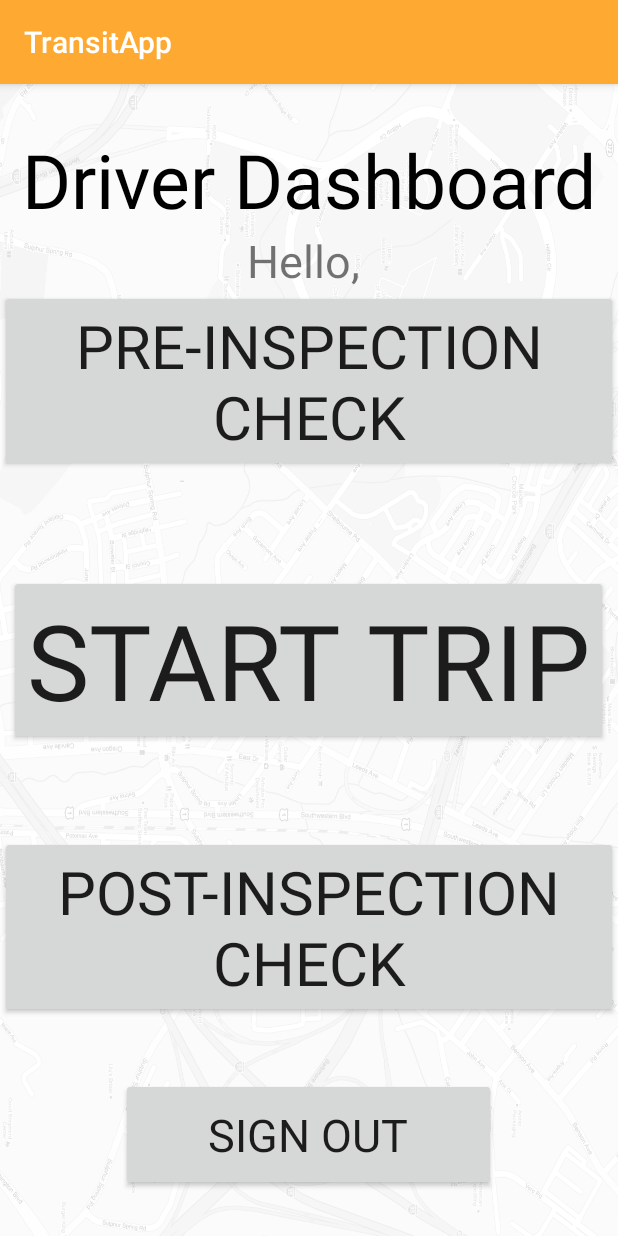
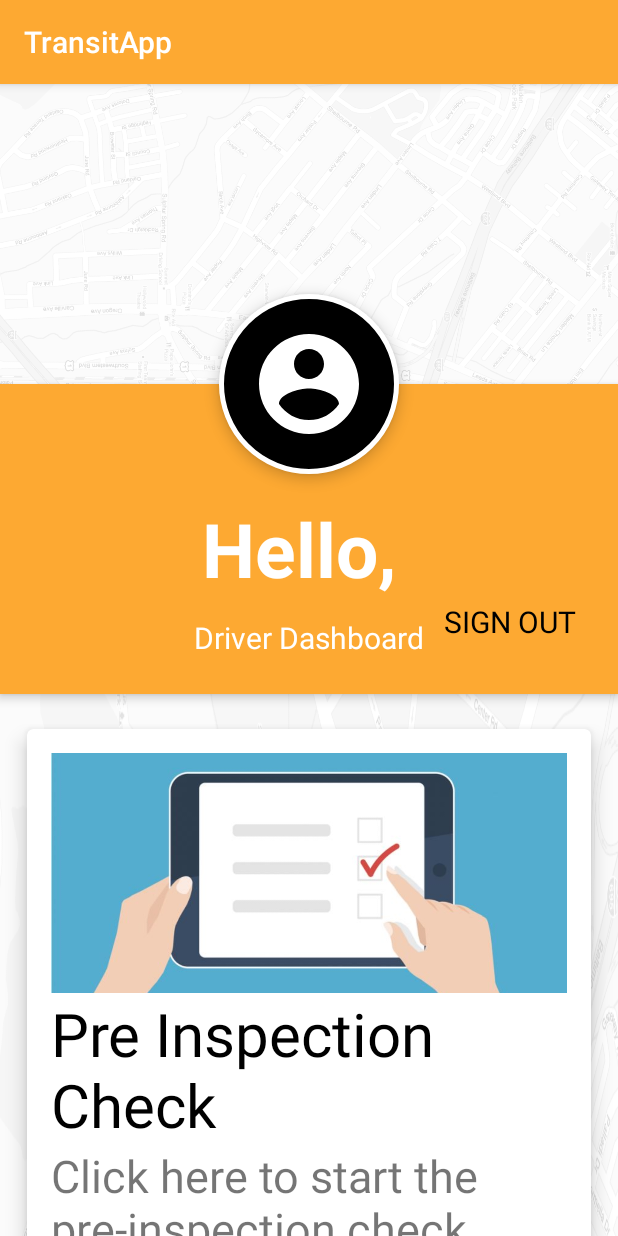
Before and after one commit to kushalmehta13/TransitApp, an Android app: the screen it shows after launch once a user with an empty profile is signed in (DriverDashboard), on a phone screen of 412 x 824 dp. Run offline under Robolectric (Android 15) with nearby library versions, the phone set to English and light mode, and no system bars; our stand-ins replace Firebase (no records; nobody signed in at launch, a user with empty details on screens opened directly); libraries missing offline, so code that uses them is left out: com.firebase.ui.

Commit message:
Revamed Dashboard UI and pre-inspection check UI. Material Design incorporated.

```diff
--- a/app/build.gradle
+++ b/app/build.gradle
@@ -26,6 +26,7 @@ dependencies {
     implementation fileTree(dir: 'libs', include: ['*.jar'])
     implementation 'com.android.support:appcompat-v7:28.0.0'
     implementation 'com.android.support:design:28.0.0'
+    implementation 'com.android.support:cardview-v7:28.0.0'
     implementation 'com.google.firebase:firebase-firestore:17.1.0'
     implementation 'com.google.firebase:firebase-auth:16.1.0'
     implementation 'com.firebaseui:firebase-ui-auth:4.3.1'
--- a/app/src/main/java/com/example/transitapp/DriverDashboard.java
+++ b/app/src/main/java/com/example/transitapp/DriverDashboard.java
@@ -9,6 +9,7 @@ import android.os.Build;
 import android.support.annotation.NonNull;
 import android.support.v7.app.AppCompatActivity;
 import android.os.Bundle;
+import android.support.v7.widget.CardView;
 import android.support.v7.widget.DialogTitle;
 import android.util.Log;
 import android.view.Gravity;
@@ -39,7 +40,12 @@ public class DriverDashboard extends AppCompatActivity implements View.OnClickLi
     private Button signOut;
     private Intent login;
     private Intent preInspectionIntent;
-    private Button preInspection;
+    private CardView preInspection;
+    private boolean preInspectionClicked = false;
+    private boolean postInspection = false;
+    private Button editPreinspection;
+    private Button editPostInspection;
+//    private Button preInspection;
     private Button beginInspection;
     private RelativeLayout layout;
     private RelativeLayout mainLayout;
@@ -51,12 +57,16 @@ public class DriverDashboard extends AppCompatActivity implements View.OnClickLi
     @Override
     protected void onCreate(Bundle savedInstanceState) {
         super.onCreate(savedInstanceState);
-        setContentView(R.layout.activity_driver_dashboard);
-
+//        setContentView(R.layout.activity_driver_dashboard);
+        setContentView(R.layout.material_driver_dashboard);
         login = new Intent(this, FirebaseUIActivity.class);
         signOut = findViewById(R.id.signOut);
-        preInspection = findViewById(R.id.pre_insp_check);
+        preInspection = findViewById(R.id.pres_inspec_card_view);
         signOut.setOnClickListener(this);
+        editPreinspection = findViewById(R.id.preInsepctionEdit);
+        if(!preInspectionClicked){
+            editPreinspection.setVisibility(View.GONE);
+        }
         preInspection.setOnClickListener(this);
         driverName = findViewById(R.id.driver_name);
         parent = findViewById(R.id.driverDashboard);
@@ -77,7 +87,8 @@ public class DriverDashboard extends AppCompatActivity implements View.OnClickLi
                 }
             });
                     break;
-            case R.id.pre_insp_check:
+            case R.id.pres_inspec_card_view:
+                preInspectionClicked = true;
                 final Dialog dialog = new Dialog(DriverDashboard.this, R.style.Dialog);
                 dialog.setContentView(R.layout.busn_number_dialog);
                 dialog.setTitle("Select Bus Number");
@@ -94,6 +105,7 @@ public class DriverDashboard extends AppCompatActivity implements View.OnClickLi
                     @Override
                     public void onClick(View v) {
                         preInspectionIntent = new Intent(DriverDashboard.this, PreInspectionActivity.class);
+                        editPreinspection.setVisibility(View.VISIBLE);
                         startActivity(preInspectionIntent);
                         dialog.dismiss();
                     }
--- a/app/src/main/java/com/example/transitapp/EngineAndFluidFragment.java
+++ b/app/src/main/java/com/example/transitapp/EngineAndFluidFragment.java
@@ -6,6 +6,7 @@ import android.support.annotation.NonNull;
 import android.support.annotation.Nullable;
 import android.support.annotation.RequiresApi;
 import android.support.v4.app.Fragment;
+import android.support.v7.widget.CardView;
 import android.text.InputType;
 import android.view.LayoutInflater;
 import android.view.View;
@@ -21,6 +22,7 @@ public class EngineAndFluidFragment extends Fragment {
     private EditText other;
     private LinearLayout horizontal;
     private LinearLayout root;
+    private CardView card;
     private ToggleButton checkerPositve;
 //    private ToggleButton checkerNegative;
     private TextView label;
@@ -45,8 +47,13 @@ public class EngineAndFluidFragment extends Fragment {
                 ViewGroup.LayoutParams.WRAP_CONTENT,
                 ViewGroup.LayoutParams.WRAP_CONTENT
         );
+        ViewGroup.LayoutParams params4 = new LinearLayout.LayoutParams(
+                ViewGroup.LayoutParams.MATCH_PARENT,
+                ViewGroup.LayoutParams.WRAP_CONTENT
+        );
         ((LinearLayout.LayoutParams) params2).setMargins(0, 50, 0, 0);
-        ((LinearLayout.LayoutParams) params).setMargins(100, 50, 0, 0);
+//        ((LinearLayout.LayoutParams) params).setMargins(100, 50, 0, 0);
+        ((LinearLayout.LayoutParams) params4).setMargins(100, 50, 100, 0);
         ((LinearLayout.LayoutParams) params3).setMargins(100, 50, 0, 100);
 
         other = new EditText(getContext());
@@ -60,6 +67,12 @@ public class EngineAndFluidFragment extends Fragment {
         for(String c: checks){
             horizontal = new LinearLayout(getContext());
             horizontal.setOrientation(LinearLayout.HORIZONTAL);
+            card = new CardView(getContext());
+            card.setLayoutParams(params4);
+            card.setRadius(9);
+            card.setMaxCardElevation(2);
+            card.setElevation(2);
+            card.setContentPadding(16,16,16,16);
             checkerPositve = new ToggleButton(getContext());
             checkerPositve.setText(null);
             checkerPositve.setTextOn(null);
@@ -81,7 +94,8 @@ public class EngineAndFluidFragment extends Fragment {
             horizontal.addView(checkerPositve);
 //            horizontal.addView(checkerNegative);
             horizontal.addView(label);
-            root.addView(horizontal);
+            card.addView(horizontal);
+            root.addView(card);
         }
 
         root.addView(other);
--- a/app/src/main/java/com/example/transitapp/ExteriorChecksFragment.java
+++ b/app/src/main/java/com/example/transitapp/ExteriorChecksFragment.java
@@ -4,6 +4,7 @@ import android.os.Bundle;
 import android.support.annotation.NonNull;
 import android.support.annotation.Nullable;
 import android.support.v4.app.Fragment;
+import android.support.v7.widget.CardView;
 import android.text.InputType;
 import android.view.LayoutInflater;
 import android.view.View;
@@ -19,6 +20,7 @@ public class ExteriorChecksFragment extends Fragment {
     private LinearLayout horizontal;
     private LinearLayout root;
     private ToggleButton checkerPositve;
+    private CardView card;
 //    private ToggleButton checkerNegative;
     private TextView label;
     @Nullable
@@ -40,8 +42,13 @@ public class ExteriorChecksFragment extends Fragment {
                 ViewGroup.LayoutParams.WRAP_CONTENT,
                 ViewGroup.LayoutParams.WRAP_CONTENT
         );
+        ViewGroup.LayoutParams params4 = new LinearLayout.LayoutParams(
+                ViewGroup.LayoutParams.MATCH_PARENT,
+                ViewGroup.LayoutParams.WRAP_CONTENT
+        );
         ((LinearLayout.LayoutParams) params2).setMargins(0, 50, 0, 0);
-        ((LinearLayout.LayoutParams) params).setMargins(100, 50, 0, 0);
+        ((LinearLayout.LayoutParams) params4).setMargins(100, 50, 100, 0);
+//        ((LinearLayout.LayoutParams) params).setMargins(100, 50, 0, 0);
         ((LinearLayout.LayoutParams) params3).setMargins(100, 50, 0, 100);
 
         other = new EditText(getContext());
@@ -56,6 +63,12 @@ public class ExteriorChecksFragment extends Fragment {
             horizontal = new LinearLayout(getContext());
             horizontal.setOrientation(LinearLayout.HORIZONTAL);
             checkerPositve = new ToggleButton(getContext());
+            card = new CardView(getContext());
+            card.setLayoutParams(params4);
+            card.setRadius(9);
+            card.setMaxCardElevation(2);
+            card.setElevation(2);
+            card.setContentPadding(16,16,16,16);
             checkerPositve.setText(null);
             checkerPositve.setTextOn(null);
             checkerPositve.setTextOff(null);
@@ -76,7 +89,8 @@ public class ExteriorChecksFragment extends Fragment {
             horizontal.addView(checkerPositve);
 //            horizontal.addView(checkerNegative);
             horizontal.addView(label);
-            root.addView(horizontal);
+            card.addView(horizontal);
+            root.addView(card);
         }
 
         root.addView(other);
--- a/app/src/main/java/com/example/transitapp/InteriorChecksFragment.java
+++ b/app/src/main/java/com/example/transitapp/InteriorChecksFragment.java
@@ -4,6 +4,7 @@ import android.os.Bundle;
 import android.support.annotation.NonNull;
 import android.support.annotation.Nullable;
 import android.support.v4.app.Fragment;
+import android.support.v7.widget.CardView;
 import android.text.InputType;
 import android.view.LayoutInflater;
 import android.view.View;
@@ -18,6 +19,7 @@ public class InteriorChecksFragment extends Fragment {
     private LinearLayout horizontal;
     private LinearLayout root;
     private ToggleButton checkerPositve;
+    private CardView card;
 //    private ToggleButton checkerNegative;
     private TextView label;
     @Nullable
@@ -39,8 +41,13 @@ public class InteriorChecksFragment extends Fragment {
                 ViewGroup.LayoutParams.WRAP_CONTENT,
                 ViewGroup.LayoutParams.WRAP_CONTENT
         );
+        ViewGroup.LayoutParams params4 = new LinearLayout.LayoutParams(
+                ViewGroup.LayoutParams.MATCH_PARENT,
+                ViewGroup.LayoutParams.WRAP_CONTENT
+        );
         ((LinearLayout.LayoutParams) params2).setMargins(0, 50, 0, 0);
-        ((LinearLayout.LayoutParams) params).setMargins(100, 50, 0, 0);
+//        ((LinearLayout.LayoutParams) params).setMargins(100, 50, 0, 0);
+        ((LinearLayout.LayoutParams) params4).setMargins(100, 50, 100, 0);
         ((LinearLayout.LayoutParams) params3).setMargins(100, 50, 0, 100);
 
         other = new EditText(getContext());
@@ -55,6 +62,12 @@ public class InteriorChecksFragment extends Fragment {
         for(String c: checks){
             horizontal = new LinearLayout(getContext());
             horizontal.setOrientation(LinearLayout.HORIZONTAL);
+            card = new CardView(getContext());
+            card.setLayoutParams(params4);
+            card.setRadius(9);
+            card.setMaxCardElevation(2);
+            card.setElevation(2);
+            card.setContentPadding(16,16,16,16);
             checkerPositve = new ToggleButton(getContext());
             checkerPositve.setText(null);
             checkerPositve.setTextOn(null);
@@ -76,7 +89,8 @@ public class InteriorChecksFragment extends Fragment {
             horizontal.addView(checkerPositve);
 //            horizontal.addView(checkerNegative);
             horizontal.addView(label);
-            root.addView(horizontal);
+            card.addView(horizontal);
+            root.addView(card);
         }
 
         root.addView(other);
--- /dev/null
+++ b/app/src/main/res/drawable/ic_account_circle_black_24dp.xml
@@ -0,0 +1,5 @@
+<vector android:height="24dp" android:tint="#FFFFFF"
+    android:viewportHeight="24.0" android:viewportWidth="24.0"
+    android:width="24dp" xmlns:android="http://schemas.android.com/apk/res/android">
+    <path android:fillColor="#FF000000" android:pathData="M12,2C6.48,2 2,6.48 2,12s4.48,10 10,10 10,-4.48 10,-10S17.52,2 12,2zM12,5c1.66,0 3,1.34 3,3s-1.34,3 -3,3 -3,-1.34 -3,-3 1.34,-3 3,-3zM12,19.2c-2.5,0 -4.71,-1.28 -6,-3.22 0.03,-1.99 4,-3.08 6,-3.08 1.99,0 5.97,1.09 6,3.08 -1.29,1.94 -3.5,3.22 -6,3.22z"/>
+</vector>
--- /dev/null
+++ b/app/src/main/res/drawable/profile_circular_border_imageview.xml
@@ -0,0 +1,14 @@
+<?xml version="1.0" encoding="utf-8"?>
+<shape xmlns:android="http://schemas.android.com/apk/res/android"
+    android:shape="rectangle">
+    <corners android:radius="100dp" />
+    <solid android:color="#000000" />
+    <stroke
+        android:width="3dip"
+        android:color="#FFFFFF" />
+    <padding
+        android:bottom="4dp"
+        android:left="4dp"
+        android:right="4dp"
+        android:top="4dp" />
+</shape>
--- /dev/null
+++ b/app/src/main/res/layout/material_driver_dashboard.xml
@@ -0,0 +1,217 @@
+<?xml version="1.0" encoding="utf-8"?>
+
+<ScrollView android:layout_width="match_parent"
+    android:layout_height="match_parent"
+    android:id="@+id/driverDashboard"
+    xmlns:android="http://schemas.android.com/apk/res/android">
+    <RelativeLayout
+        android:layout_width="match_parent"
+        android:layout_height="match_parent"
+        android:background="@drawable/background_map">
+
+        <ImageView
+            android:id="@+id/header_cover_image"
+            android:layout_width="match_parent"
+            android:layout_height="200dp"
+            android:scaleType="centerCrop"
+            android:src="@drawable/background_map" />
+
+        <ImageButton
+            android:id="@+id/user_profile_photo"
+            android:layout_width="120dp"
+            android:layout_height="120dp"
+            android:layout_below="@+id/header_cover_image"
+            android:layout_centerHorizontal="true"
+            android:layout_marginTop="-60dp"
+            android:background="@drawable/profile_circular_border_imageview"
+            android:elevation="5dp"
+            android:padding="20dp"
+            android:scaleType="centerCrop"
+            android:src="@drawable/ic_account_circle_black_24dp" />
+
+        <RelativeLayout
+            android:id="@+id/profile_layout"
+            android:layout_width="match_parent"
+            android:layout_height="wrap_content"
+            android:layout_below="@+id/header_cover_image"
+            android:background="#FDA932"
+            android:elevation="4dp"
+            android:paddingBottom="24dp">
+
+
+            <Button
+                android:id="@+id/signOut"
+                android:layout_width="wrap_content"
+                android:layout_height="wrap_content"
+                android:layout_marginLeft="16dp"
+                android:layout_marginTop="16dp"
+                android:layout_marginEnd="16dp"
+                android:layout_alignParentEnd="true"
+                android:layout_alignParentBottom="true"
+                style="@style/Widget.AppCompat.Button.Borderless.Colored"
+                android:text="Sign Out"
+                android:textSize="20dp" />
+
+            <TextView
+                android:id="@+id/driver_name"
+                android:layout_width="wrap_content"
+                android:layout_height="wrap_content"
+                android:layout_centerHorizontal="true"
+                android:layout_marginTop="76dp"
+                android:text="Viral Android"
+                android:textColor="#fff"
+                android:textSize="50sp"
+                android:textStyle="bold" />
+
+            <TextView
+                android:id="@+id/user_profile_short_bio"
+                android:layout_width="wrap_content"
+                android:layout_height="wrap_content"
+                android:layout_below="@+id/driver_name"
+                android:layout_centerHorizontal="true"
+                android:layout_marginTop="12dp"
+                android:text="Driver Dashboard"
+                android:textColor="#fff"
+                android:textSize="20sp" />
+        </RelativeLayout>
+
+
+        <LinearLayout
+            android:layout_width="fill_parent"
+            android:layout_height="wrap_content"
+            android:layout_below="@+id/profile_layout"
+            android:layout_marginTop="5dp"
+            android:orientation="vertical">
+
+            <!-- A CardView that contains a TextView -->
+            <android.support.v7.widget.CardView
+                xmlns:card_view="http://schemas.android.com/apk/res-auto"
+                android:id="@+id/pres_inspec_card_view"
+                android:layout_gravity="center"
+                android:layout_width="match_parent"
+                android:layout_height="370dp"
+                android:layout_margin="18sp"
+                card_view:cardCornerRadius="4dp"
+                card_view:cardElevation="8dp">
+                <RelativeLayout
+                    android:layout_width="match_parent"
+                    android:layout_height="match_parent"
+                    android:layout_margin="16dp">
+                    <ImageView
+                        android:id="@+id/pre_insp_check_image"
+                        android:layout_width="match_parent"
+                        android:layout_height="160dp"
+                        android:scaleType="centerCrop"
+                        android:src="@drawable/checklist" />
+                    <TextView
+                        android:id="@+id/preInpection_info_text"
+                        android:layout_width="wrap_content"
+                        android:layout_height="wrap_content"
+                        android:textColor="#000"
+                        android:layout_below="@id/pre_insp_check_image"
+                        android:text="Pre Inspection Check"
+                        android:textSize="40dp" />
+                    <TextView
+                        android:id="@+id/preInspection_content"
+                        android:layout_width="wrap_content"
+                        android:layout_height="wrap_content"
+                        android:layout_below="@id/preInpection_info_text"
+                        android:textSize="30dp"
+                        android:text="Click here to start the pre-inspection check. This must be done before the start of the trip "/>
+                    <Button
+                        android:id="@+id/preInsepctionEdit"
+                        android:layout_width="wrap_content"
+                        android:layout_height="wrap_content"
+                        android:layout_alignParentEnd="true"
+                        android:layout_below="@id/preInspection_content"
+                        style="@style/Widget.AppCompat.Button.Borderless.Colored"
+                        android:text="Edit"
+                        android:textColor="#F57F17"
+                        android:textSize="20dp"/>
+                </RelativeLayout>
+            </android.support.v7.widget.CardView>
+
+            <!-- A CardView that contains a TextView -->
+            <android.support.v7.widget.CardView
+                xmlns:card_view="http://schemas.android.com/apk/res-auto"
+                android:id="@+id/start_trip_card_view"
+                android:layout_gravity="center"
+                android:layout_width="match_parent"
+                android:layout_height="360dp"
+                android:layout_margin="18sp"
+                card_view:cardCornerRadius="4dp"
+                card_view:cardElevation="8dp">
+                <RelativeLayout
+                    android:layout_width="match_parent"
+                    android:layout_height="match_parent"
+                    android:layout_margin="16dp">
+                    <ImageView
+                        android:id="@+id/start_trip_check_image"
+                        android:layout_width="match_parent"
+                        android:layout_height="160dp"
+                        android:scaleType="fitCenter"
+                        android:src="@drawable/ic_bus_white_36dp"
+                        android:background="#000000"/>
+                    <TextView
+                        android:id="@+id/startTrip_info_text"
+                        android:layout_width="wrap_content"
+                        android:layout_height="wrap_content"
+                        android:textColor="#000"
+                        android:layout_marginTop="10dp"
+                        android:layout_centerHorizontal="true"
+                        android:layout_below="@id/start_trip_check_image"
+                        android:text="Start Trip"
+                        android:textSize="80dp" />
+
+                </RelativeLayout>
+            </android.support.v7.widget.CardView>
+
+            <android.support.v7.widget.CardView
+                xmlns:card_view="http://schemas.android.com/apk/res-auto"
+                android:id="@+id/post_inspec_card_view"
+                android:layout_gravity="center"
+                android:layout_width="match_parent"
+                android:layout_height="370dp"
+                android:layout_margin="18sp"
+                card_view:cardCornerRadius="4dp"
+                card_view:cardElevation="8dp">
+                <RelativeLayout
+                    android:layout_width="match_parent"
+                    android:layout_height="match_parent"
+                    android:layout_margin="16dp">
+                    <ImageView
+                        android:id="@+id/post_insp_check_image"
+                        android:layout_width="match_parent"
+                        android:layout_height="160dp"
+                        android:scaleType="centerCrop"
+                        android:src="@drawable/checklist" />
+                    <TextView
+                        android:id="@+id/postInpection_info_text"
+                        android:layout_width="wrap_content"
+                        android:layout_height="wrap_content"
+                        android:textColor="#000"
+                        android:layout_below="@id/post_insp_check_image"
+                        android:text="Post Inspection Check"
+                        android:textSize="40dp" />
+                    <TextView
+                        android:id="@+id/postInspection_content"
+                        android:layout_width="wrap_content"
+                        android:layout_height="wrap_content"
+                        android:layout_below="@id/postInpection_info_text"
+                        android:textSize="30dp"
+                        android:text="Click here to start the post-inspection check. This must be done at the end of the trip "/>
+                    <Button
+                        android:layout_width="wrap_content"
+                        android:layout_height="wrap_content"
+                        android:layout_alignParentEnd="true"
+                        android:layout_below="@id/postInspection_content"
+                        style="@style/Widget.AppCompat.Button.Borderless.Colored"
+                        android:text="Edit"
+                        android:textColor="#F57F17"
+                        android:textSize="20dp"/>
+                </RelativeLayout>
+            </android.support.v7.widget.CardView>
+
+        </LinearLayout>
+    </RelativeLayout>
+</ScrollView>
```
Also changed, not shown: app/src/main/res/drawable-mdpi/checklist.jpg (added), app/src/main/res/drawable-mdpi/school_bus.png (added).
